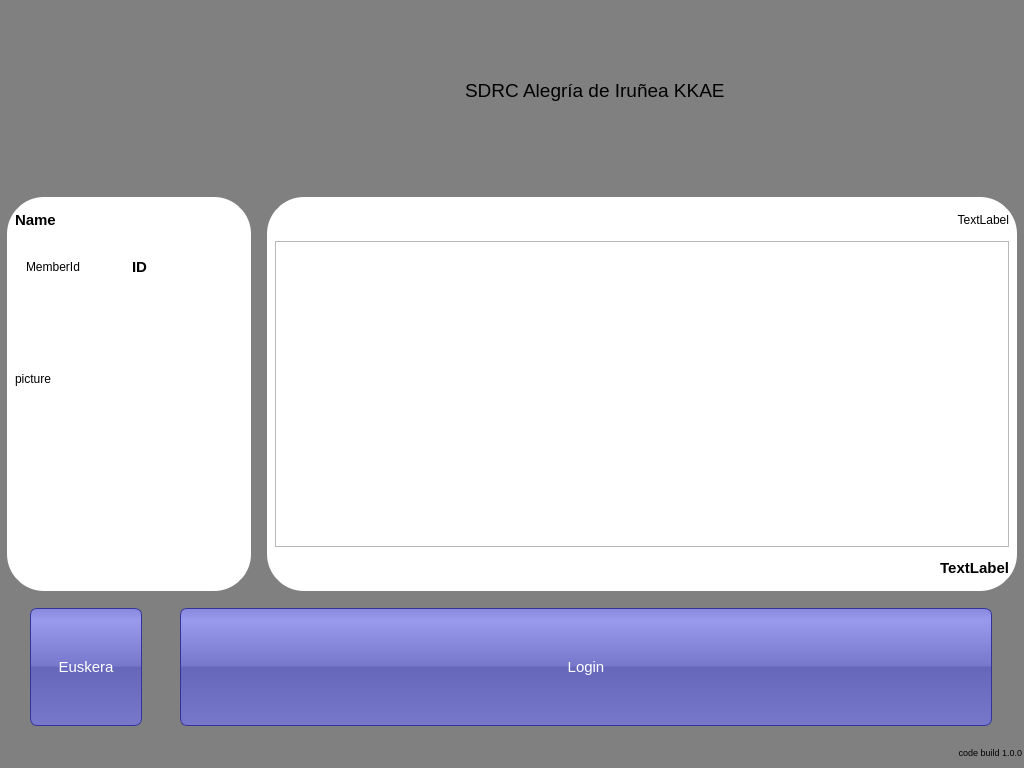
Above: penyamanager/user/loginwindow.ui from eguzki/penyamanager before the change. Below: the same form after it.
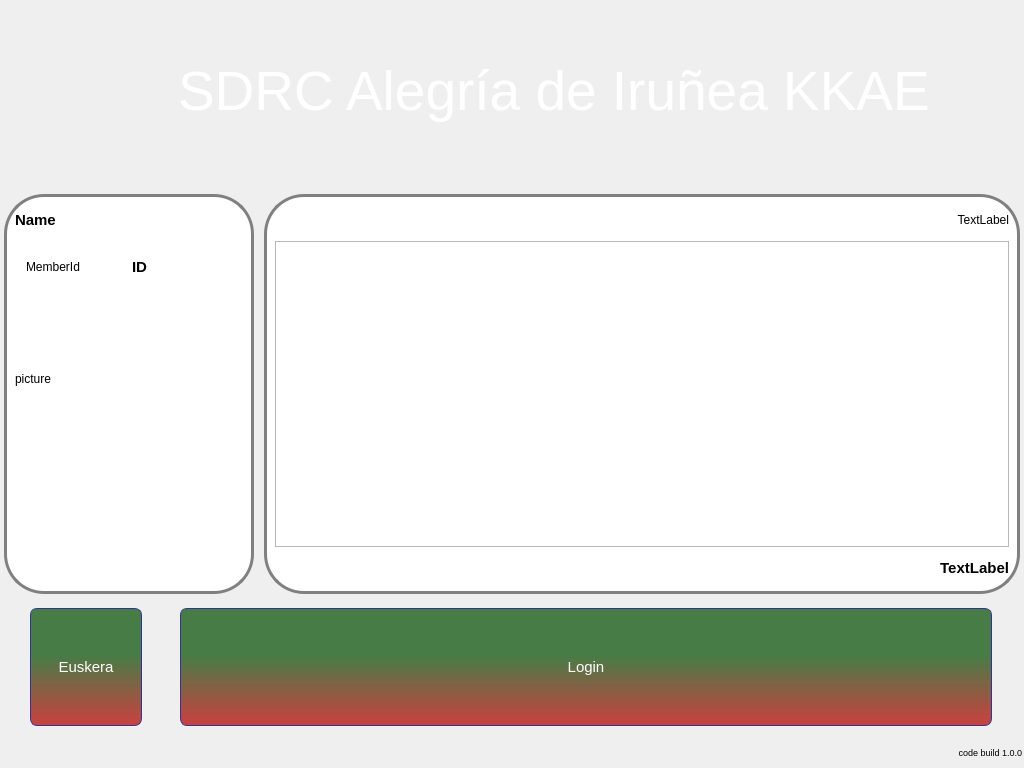
That is the form after the change. Icons and pictures are not drawn.

Commit message: more changes to login window

Diff of the .ui file:
```diff
--- a/penyamanager/user/loginwindow.ui
+++ b/penyamanager/user/loginwindow.ui
@@ -27,12 +27,20 @@
   </property>
   <property name="styleSheet">
    <string notr="true">#LoginWindow {
-background: gray;
+}
+
+#imageWidget{
+background-image: url(&quot;:/images/alegrialogo.jpg&quot;)
+}
+
+#penyaLabel{
+color: white;
+font-size: 55px;
 }
 
 #languagePushButton {
 color: white;
-background-color: QLinearGradient( x1: 0, y1: 0, x2: 0, y2: 1, stop: 0 #88d, stop: 0.1 #99e, stop: 0.49 #77c, stop: 0.5 #66b, stop: 1 #77c);
+background-color: qlineargradient(spread:pad, x1:0, y1:0, x2:0, y2:1, stop:0.397906 rgba(71, 124, 70, 255), stop:1 rgba(202, 64, 64, 255));
 border-width: 1px;
 border-color: #339;
 border-style: solid;
@@ -49,7 +57,7 @@
 
 #loginPushButton {
 color: white;
-background-color: QLinearGradient( x1: 0, y1: 0, x2: 0, y2: 1, stop: 0 #88d, stop: 0.1 #99e, stop: 0.49 #77c, stop: 0.5 #66b, stop: 1 #77c);
+background-color: qlineargradient(spread:pad, x1:0, y1:0, x2:0, y2:1, stop:0.397906 rgba(71, 124, 70, 255), stop:1 rgba(202, 64, 64, 255));
 border-width: 1px;
 border-color: #339;
 border-style: solid;
@@ -127,19 +135,6 @@
       </size>
      </property>
      <layout class="QHBoxLayout" name="horizontalLayout">
-      <item>
-       <spacer name="horizontalSpacer">
-        <property name="orientation">
-         <enum>Qt::Horizontal</enum>
-        </property>
-        <property name="sizeHint" stdset="0">
-         <size>
-          <width>40</width>
-          <height>20</height>
-         </size>
-        </property>
-       </spacer>
-      </item>
       <item>
        <widget class="QWidget" name="imageWidget" native="true">
         <property name="minimumSize">
@@ -155,19 +150,19 @@
          </size>
         </property>
         <property name="styleSheet">
-         <string notr="true">background-image: url(&quot;:/images/alegrialogo.jpg&quot;)</string>
+         <string notr="true"/>
         </property>
        </widget>
       </item>
       <item>
-       <widget class="QLabel" name="label">
+       <widget class="QLabel" name="penyaLabel">
         <property name="font">
          <font>
-          <pointsize>7</pointsize>
+          <pointsize>-1</pointsize>
          </font>
         </property>
         <property name="text">
-         <string notr="true">&lt;html&gt;&lt;head/&gt;&lt;body&gt;&lt;p&gt;&lt;span style=&quot; font-size:14pt;&quot;&gt;SDRC Alegría de Iruñea KKAE&lt;/span&gt;&lt;/p&gt;&lt;/body&gt;&lt;/html&gt;</string>
+         <string notr="true">SDRC Alegría de Iruñea KKAE</string>
         </property>
        </widget>
       </item>
```
The commit also changes 1 other file.
